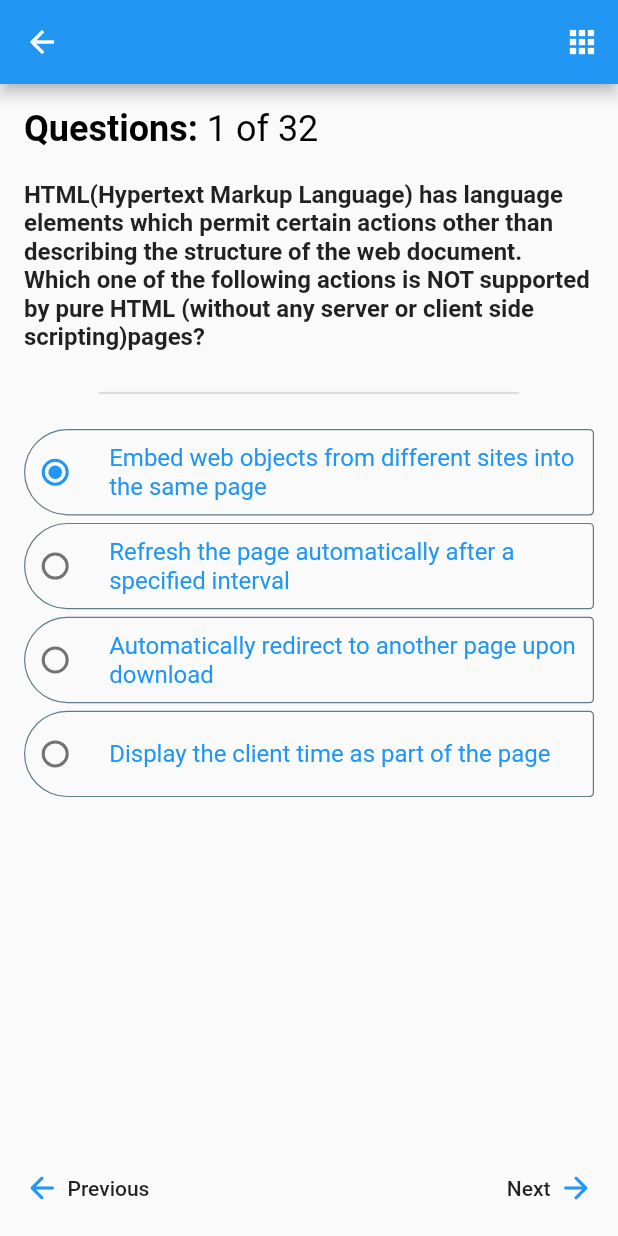
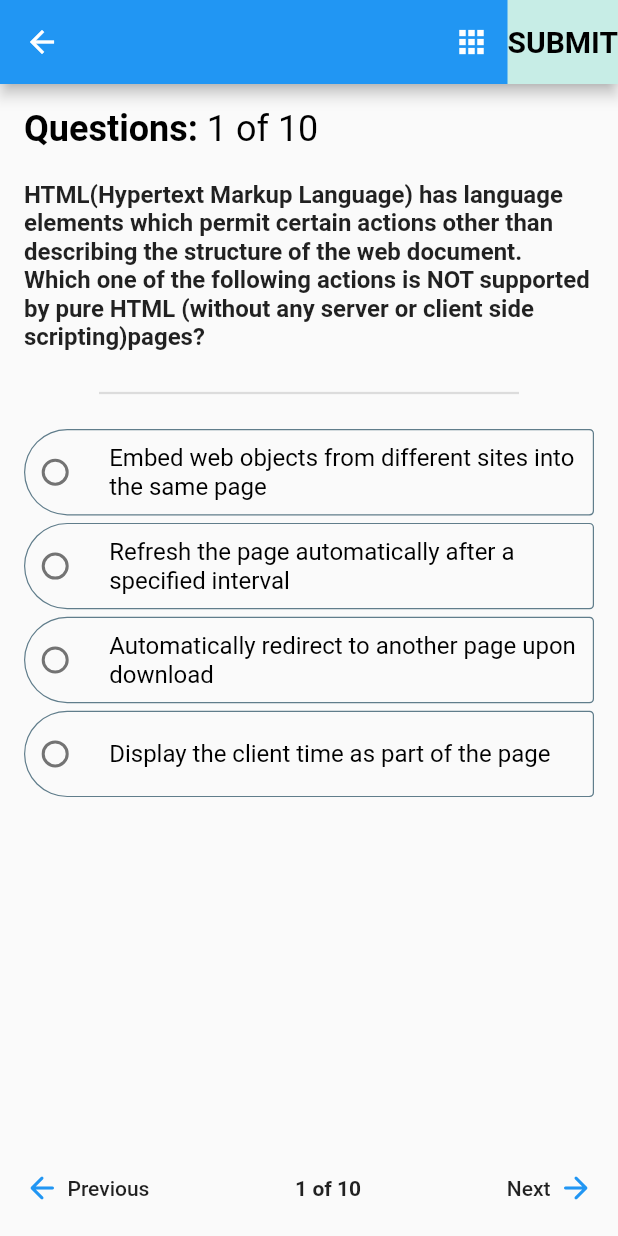
Before and after one commit to doanhduy199819/ipa, a Flutter app: the ViewSingleQuestionWidget screen opened directly, on a phone screen of 412 x 824 dp. Run offline on Flutter 3.47's test engine with Material 2 defaults, Android fonts, the phone set to English and light mode, and no system bars; our stand-ins replace simple_shadow, smooth_page_indicator; Roboto replaces fonts that are missing (Arial).

Commit message:
Update be quiz

```diff
--- a/lib/objects/Quiz.dart
+++ b/lib/objects/Quiz.dart
@@ -1,14 +1,10 @@
 class Quiz{
-  String? content;
-  List<String>? listSuggest;
-  int? correctAnswer;
-  bool? isAnswer;
-  Quiz(this.content,this.listSuggest,this.correctAnswer,this.isAnswer);
+  String content;
+  List<String> listSuggest;
+  int correctAnswer;
+  int myAnswer;
+
+  Quiz(this.content,this.listSuggest,this.correctAnswer,this.myAnswer);
 }
 List<Quiz> listQuiz=[
-Quiz('What is HTML', ['A','B','C','D'],0,true),
-Quiz('What is HTML', ['A','B','C','D'],1,true),
-Quiz('What is HTML', ['A','B','C','D'],2,true),
-Quiz('What is HTML', ['A','B','C','D'],3,true),
-Quiz('What is HTML', ['A','B','C','D'],1,false),
 ];
--- a/lib/pages/quizz_screen/quizz_topic.dart
+++ b/lib/pages/quizz_screen/quizz_topic.dart
@@ -76,7 +76,7 @@ class _QuizTopicScreenState extends State<QuizTopicScreen> {
   Widget topicRowBloc(QuizTopic quizTopic, double widthOfDevice) {
     int numberOfQuizzDone = 0;
     for (var e in quizTopic.listQuiz!) {
-      if (e.isAnswer == true) {
+      if (e.myAnswer >0) {
         numberOfQuizzDone++;
       }
     }
--- a/lib/pages/quizz_screen/view_single_question.dart
+++ b/lib/pages/quizz_screen/view_single_question.dart
@@ -1,96 +1,50 @@
 import 'package:flutter/material.dart';
+import 'package:flutter_interview_preparation/objects/Quiz.dart';
+import 'package:flutter_interview_preparation/pages/quizz_screen/quiz_result.dart';
+import 'package:flutter_interview_preparation/pages/quizz_screen/quizz_view_all_question.dart';
 
-class ViewSingleQuestionWidget extends StatelessWidget {
-  ViewSingleQuestionWidget({Key? key}) : super(key: key);
-
-  int? questionNumber = 1;
-  int? totalNumberOfQuestions = 32;
-  // final String sampleQuestion = 'What is the meaning of CPU?';
-  final String sampleQuestion =
-      'HTML(Hypertext Markup Language) has language elements which permit certain actions other than describing the structure of the web document. Which one of the following actions is NOT supported by pure HTML (without any server or client side scripting)pages?';
-  final List<String> sampleAnswers = [
-    'Embed web objects from different sites into the same page',
-    'Refresh the page automatically after a specified interval',
-    'Automatically redirect to another page upon download',
-    'Display the client time as part of the page',
-  ];
+class ViewSingleQuestionWidget extends StatefulWidget {
+  const ViewSingleQuestionWidget({Key? key}) : super(key: key);
 
   @override
-  Widget build(BuildContext context) {
-    return Scaffold(
-      appBar: AppBar(
-        actions: [
-          IconButton(
-            icon: Icon(Icons.apps),
-            onPressed: () {
-              print('Select question is pressed');
-            },
-          ),
-        ],
-      ),
-      body: SingleChildScrollView(
-        padding: EdgeInsets.all(16.0),
-        child: Column(
-          crossAxisAlignment: CrossAxisAlignment.start,
-          children: [
-            _buildQuestionNumber(
-                questionNumber: questionNumber,
-                totalNumberOfQuestions: totalNumberOfQuestions), // For title
-            const SizedBox(height: 20.0),
-            _buildQuestionContent(sampleQuestion: sampleQuestion),
-            const SizedBox(height: 20.0),
-            Divider(
-              indent: 50.0,
-              endIndent: 50.0,
-              thickness: 1.5,
-            ),
-            _buildAnswers(sampleAnswers: sampleAnswers), // For answer a,b,c,d
-          ],
-        ),
-      ),
-      floatingActionButtonLocation: FloatingActionButtonLocation.centerDocked,
-      floatingActionButton: _buildPreNextButtons(),
-    );
-  }
+  State<ViewSingleQuestionWidget> createState() =>
+      _ViewSingleQuestionWidgetState();
 }
-
-class _buildQuestionContent extends StatelessWidget {
-  const _buildQuestionContent({
-    Key? key,
-    required this.sampleQuestion,
-  }) : super(key: key);
-
-  final String sampleQuestion;
-  final double textSize = 16.0;
+int currentQuestion =0;
+int totalNumberOfQuestions = 0;
+String? _selectedValue = '';
+late bool isDone;
+class _ViewSingleQuestionWidgetState extends State<ViewSingleQuestionWidget> {
 
   @override
-  Widget build(BuildContext context) {
-    return Row(
-      children: [
-        SizedBox(
-          width: MediaQuery.of(context).size.width - 32, // 32 is for padding
-          child: Text(
-            sampleQuestion,
-            style: TextStyle(fontSize: textSize, fontWeight: FontWeight.bold),
-          ),
-        )
-      ],
-    );
+  void initState() {
+    // TODO: implement initState
+    if(listQuiz.isEmpty)
+      {
+        listQuiz..add(
+            new Quiz('HTML(Hypertext Markup Language) has language elements which permit certain actions other than describing the structure of the web document. Which one of the following actions is NOT supported by pure HTML (without any server or client side scripting)pages?', ['Embed web objects from different sites into the same page',
+              'Refresh the page automatically after a specified interval',
+              'Automatically redirect to another page upon download',
+              'Display the client time as part of the page',],1,-1))
+          ..add(new Quiz('1+1=?', ['2','4','3','14'],0,-1))
+          ..add(new Quiz('2+2=?', ['3','4','5','6'],1,-1))
+          ..add(new Quiz('3+7', ['13','12','11','10'],3,-1))
+          ..add(new Quiz('8-8 ', ['14','0','16','7'],1,-1))
+          ..add(new Quiz('5*7', ['44','27','40','35'],3,-1))
+          ..add(new Quiz('2*4', ['8','4','3','2'],0,-1))
+          ..add(new Quiz('7*8', ['65','56','2','1'],1,-1))
+          ..add(new Quiz('7*6', ['42','24','84','82'],0,-1))
+          ..add(new Quiz('8*10', ['80','88','74','44'],0,-1))
+        ;
+        isDone=false;
+        currentQuestion =0;
+      }
+
+    totalNumberOfQuestions=listQuiz.length;
+    super.initState();
   }
-}
 
-class _buildQuestionNumber extends StatelessWidget {
-  const _buildQuestionNumber({
-    Key? key,
-    required this.questionNumber,
-    required this.totalNumberOfQuestions,
-  }) : super(key: key);
-
-  final int? questionNumber;
-  final int? totalNumberOfQuestions;
-
-  @override
-  Widget build(BuildContext context) {
+  Container _buildQuestionNumber() {
     return Container(
       child: RichText(
         text: TextSpan(
@@ -103,7 +57,7 @@ class _buildQuestionNumber extends StatelessWidget {
                   fontSize: 24.0,
                 )),
             TextSpan(
-              text: '$questionNumber of $totalNumberOfQuestions',
+              text: '${currentQuestion+1} of $totalNumberOfQuestions',
               style: TextStyle(
                 color: Colors.black,
                 fontSize: 24.0,
@@ -114,142 +68,270 @@ class _buildQuestionNumber extends StatelessWidget {
       ),
     );
   }
-}
 
-class _buildAnswers extends StatefulWidget {
-  const _buildAnswers({
-    Key? key,
-    required this.sampleAnswers,
-  }) : super(key: key);
+  Row _buildQuestionContent() {
+    return Row(
+      children: [
+        SizedBox(
+          width: MediaQuery.of(context).size.width - 32, // 32 is for padding
+          child: Text(
+            listQuiz[currentQuestion%totalNumberOfQuestions ].content,
+            style: TextStyle(fontSize: 16, fontWeight: FontWeight.bold),
+          ),
+        )
+      ],
+    );
+  }
 
-  final List<String> sampleAnswers;
 
-  @override
-  State<_buildAnswers> createState() => _buildAnswersState(sampleAnswers);
-}
 
-class _buildAnswersState extends State<_buildAnswers> {
-  _buildAnswersState(this._sampleAnswers);
+  Padding _buildPreNextButtons()
+  {
+    return Padding(
+      padding: const EdgeInsets.only(bottom: 8.0),
+      child: Row(
+        mainAxisAlignment: MainAxisAlignment.spaceBetween,
+        children: [
+          FlatButton(
+            onPressed: () {
+              setState(() {
+                if(currentQuestion==0)
+                  currentQuestion=listQuiz.length-1;
+                else
+                  currentQuestion--;
 
-  late final List<String> _sampleAnswers;
-  String? _selectedValue = 'A';
+              });
+            },
+            child: Row(
+              children: [
+                Icon(
+                  Icons.arrow_back_rounded,
+                  color: Colors.blue,
+                ),
+                SizedBox(
+                  width: 5.0,
+                ),
+                Text('Previous'),
+              ],
+            ),
+          ),
 
-  @override
-  Widget build(BuildContext context) {
-    return Container(
+          Text('${currentQuestion+1} of $totalNumberOfQuestions',style: TextStyle(
+            fontWeight: FontWeight.bold
+          ),),
+
+          FlatButton(
+            onPressed: () {
+              setState(() {
+                if(currentQuestion==listQuiz.length-1)
+                  currentQuestion=0;
+                else
+                currentQuestion++;
+              });
+            },
+            child: Row(
+              mainAxisAlignment: MainAxisAlignment.end,
+              children: const [
+                Text('Next'),
+                SizedBox(
+                  width: 5.0,
+                ),
+                Icon(
+                  Icons.arrow_forward_rounded,
+                  color: Colors.blue,
+                ),
+              ],
+            ),
+          )
+        ],
+      )
+
+
+    );
+  }
+
+  Container _buildAnswers()
+  {
+    List<String> _sampleAnswers=listQuiz[currentQuestion%totalNumberOfQuestions].listSuggest;
+
+    if(listQuiz[currentQuestion].myAnswer>-1)
+       _selectedValue=listQuiz[currentQuestion].myAnswer.toString();
+    else
+      _selectedValue='';
+
+
+
+    Container _buildSingleAnswer(String text, int value) {
+      return Container(
+        decoration: BoxDecoration(
+          // ignore: prefer_const_constructors
+          borderRadius: BorderRadius.only(
+            topLeft: const Radius.circular(50.0),
+            bottomLeft: const Radius.circular(50.0),
+            topRight: const Radius.circular(5.0),
+            bottomRight: const Radius.circular(5.0),
+          ),
+          border: Border.all(
+            width: 0.8,
+            color: Colors.blueGrey,
+          ),
+        ),
+        child: RadioListTile<String>(
+          selected: false,
+          title: Text(
+            text,style: TextStyle(
+            color: isDone==false? Colors.black:
+            (listQuiz[currentQuestion].correctAnswer==value?Colors.green:Colors.red),
+          ),
+          ),
+          value: value.toString(),
+          groupValue: _selectedValue,
+          contentPadding: const EdgeInsets.only(right: 8.0),
+          onChanged: (String? value) {
+            setState(() {
+
+              if(isDone==false)
+                {
+                  _selectedValue=value;
+                  listQuiz[currentQuestion].myAnswer=int.parse(value!);
+                  print(_selectedValue);
+                }
+            });
+          },
+        ),
+      );
+    }
+
+    return  Container(
       padding: EdgeInsets.fromLTRB(0.0, 16.0, 0.0, 50.0),
       child: Column(
         crossAxisAlignment: CrossAxisAlignment.start,
         children: <Widget>[
-          _buildSingleAnswer(_sampleAnswers[0], 'A'),
+          _buildSingleAnswer(_sampleAnswers[0], 0),
           const SizedBox(height: 5.0),
-          _buildSingleAnswer(_sampleAnswers[1], 'B'),
+          _buildSingleAnswer(_sampleAnswers[1], 1),
           const SizedBox(height: 5.0),
-          _buildSingleAnswer(_sampleAnswers[2], 'C'),
+          _buildSingleAnswer(_sampleAnswers[2], 2),
           const SizedBox(height: 5.0),
-          _buildSingleAnswer(_sampleAnswers[3], 'D'),
+          _buildSingleAnswer(_sampleAnswers[3], 3),
         ],
       ),
     );
   }
 
-  Container _buildSingleAnswer(String text, String value) {
-    return Container(
-      decoration: BoxDecoration(
-        // ignore: prefer_const_constructors
-        borderRadius: BorderRadius.only(
-          topLeft: const Radius.circular(50.0),
-          bottomLeft: const Radius.circular(50.0),
-          topRight: const Radius.circular(5.0),
-          bottomRight: const Radius.circular(5.0),
-        ),
-        border: Border.all(
-          width: 0.8,
-          color: Colors.blueGrey,
-        ),
-      ),
-      child: RadioListTile<String>(
-        selected: true,
-        title: Text(
-          text,
-        ),
-        value: value,
-        groupValue: _selectedValue,
-        contentPadding: const EdgeInsets.only(right: 8.0),
-        onChanged: (String? value) {
-          setState(() {
-            _selectedValue = value;
-          });
-        },
-      ),
+  Future<void> _showMyDialog() async {
+    return showDialog<void>(
+      context: context,
+      barrierDismissible: false,
+      builder: (BuildContext context) {
+        return AlertDialog(
+          title: const Text('Do you want to submit this quiz?',style: TextStyle(
+            fontWeight: FontWeight.bold
+          ),),
+          content: SingleChildScrollView(
+            child: ListBody(
+              children: const <Widget>[
+                Text('You can review all of question carefully before do this?'),
+              ],
+            ),
+          ),
+          actions: <Widget>[
+            TextButton(
+              child: const Text('Cancel'),
+              onPressed: () {
+                Navigator.of(context).pop();
+              },
+            ),
+            TextButton(
+              child: const Text('Confirm'),
+              onPressed: () {
+                isDone=true;
+                Navigator.push(context, MaterialPageRoute(builder: (context)=>QuizResult())).then((value) {Navigator.of(context, rootNavigator: true).pop();setState(() {
+                  currentQuestion=0;
+                });;});
+
+              },
+            ),
+          ],
+        );
+      },
     );
   }
-}
 
-class _buildPreNextButtons extends StatelessWidget {
-  const _buildPreNextButtons({
-    Key? key,
-  }) : super(key: key);
+  Row _buildExplanation()
+  {
+    return Row(
+      children: [
+        Text('Explanation:',style: TextStyle(fontWeight: FontWeight.bold),),
+        listQuiz[currentQuestion].myAnswer==listQuiz[currentQuestion].correctAnswer?Text('True',style: TextStyle(color: Colors.green),):Text('False',style: TextStyle(color: Colors.red),),
+      ],
+    );
+  }
 
   @override
   Widget build(BuildContext context) {
-    return Padding(
-      padding: const EdgeInsets.only(bottom: 8.0),
-      child: Stack(
-        children: [
-          Align(
-            alignment: Alignment.bottomLeft,
-            // child: FloatingActionButton(
-            //   backgroundColor: Colors.green,
-            //   child: const Icon(Icons.arrow_back_rounded),
-            //   onPressed: () {
-            //     print('Left button is pressed');
-            //   },
-            // ),
-            child: FlatButton(
-              onPressed: () {},
-              child: Row(
-                children: [
-                  Icon(
-                    Icons.arrow_back_rounded,
-                    color: Colors.blue,
+    return Scaffold(
+      appBar: AppBar(
+        actions: [
+          IconButton(
+            icon: Icon(Icons.apps),
+            onPressed: () {
+              Navigator.push(context,
+                  MaterialPageRoute(builder: (context) => ViewAllQuestion())).then((value) {setState(() {
+                    currentQuestion*=1;
+                  });});
+            },
+          ),
+
+          Visibility(child: InkWell(
+            onTap: () {
+              _showMyDialog();
+            },
+            child: Container(
+              decoration: BoxDecoration(
+                color: Color(0xffC7EDE6),
+              ),
+              child: Align(
+                alignment: Alignment.center,
+                child: Text(
+                  "SUBMIT",
+                  style: TextStyle(
+                    decoration: TextDecoration.none,
+                    color: Colors.black,
+                    fontSize: 20.0,
+                    fontWeight: FontWeight.bold,
+                    fontFamily: "Arial",
                   ),
-                  SizedBox(
-                    width: 5.0,
-                  ),
-                  Text('Previous'),
-                ],
+                ),
               ),
             ),
-          ),
-          Align(
-            alignment: Alignment.bottomRight,
-            // child: FloatingActionButton(
-            //   backgroundColor: Colors.green,
-            //   child: const Icon(Icons.arrow_forward_rounded),
-            //   onPressed: () {
-            //     print('Right button is pressed');
-            //   },
-            // ),
-            child: FlatButton(
-              onPressed: () {},
-              child: Row(
-                mainAxisAlignment: MainAxisAlignment.end,
-                children: const [
-                  Text('Next'),
-                  SizedBox(
-                    width: 5.0,
-                  ),
-                  Icon(
-                    Icons.arrow_forward_rounded,
-                    color: Colors.blue,
-                  ),
-                ],
-              ),
-            ),
-          ),
+          ),visible: !isDone,)
         ],
       ),
+      body: SingleChildScrollView(
+        padding: EdgeInsets.all(16.0),
+        child: Column(
+          crossAxisAlignment: CrossAxisAlignment.start,
+          children: [
+            _buildQuestionNumber(), // For title
+            const SizedBox(height: 20.0),
+            _buildQuestionContent(),
+            const SizedBox(height: 20.0),
+            Divider(
+              indent: 50.0,
+              endIndent: 50.0,
+              thickness: 1.5,
+            ),
+            _buildAnswers(), // For answer a,b,c,d
+            const SizedBox(height: 40.0),
+            Visibility(child: _buildExplanation(),visible: isDone,)
+            ,
+          ],
+        ),
+      ),
+      floatingActionButtonLocation: FloatingActionButtonLocation.centerDocked,
+      floatingActionButton: _buildPreNextButtons(),
     );
+
   }
 }
```
Also changed, not shown: lib/pages/quizz_screen/quiz_discription.dart (+11 -9 lines), lib/pages/quizz_screen/quiz_result.dart (+25 -3 lines), lib/pages/quizz_screen/quizz_view_all_question.dart (+11 -6 lines), assets/images/correct.png (added), assets/images/incorrect.png (added), assets/images/quizresult_background.png (added), assets/images/red_carpet.png (added), assets/images/reset.png (added).
